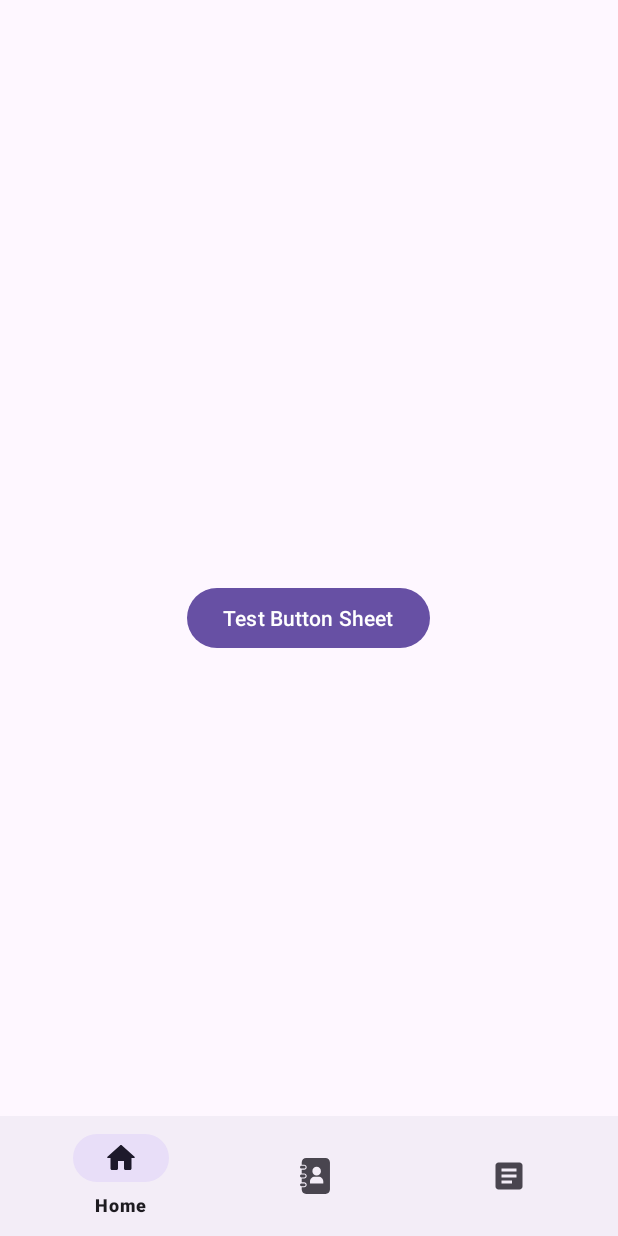
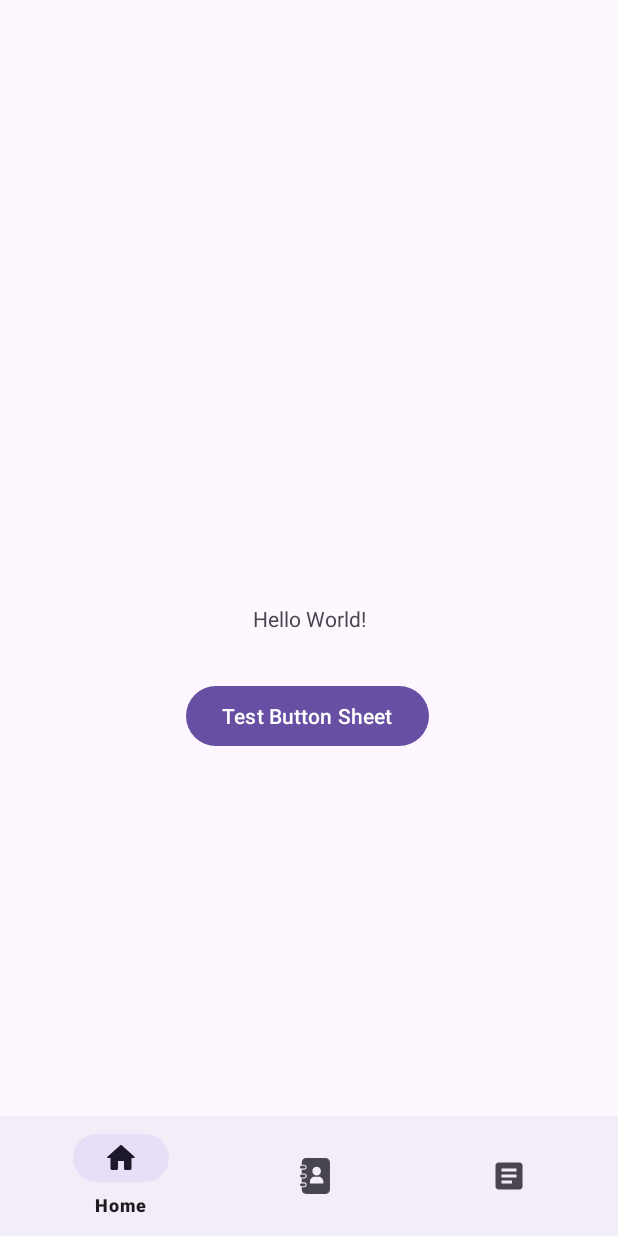
Before and after one commit to EmergenZ-Team/EmergenZ-Android, an Android app: the screen it shows after launch (MainActivity), on a phone screen of 412 x 824 dp. Run offline under Robolectric (Android 15) with nearby library versions, the phone set to English and light mode, and no system bars.

Commit message:
Add fragment article & fragment contact

```diff
--- /dev/null
+++ b/app/src/main/java/com/bangkit/emergenz/ui/fragment/MainFragment.kt
@@ -0,0 +1,38 @@
+package com.bangkit.emergenz.ui.fragment
+
+import android.os.Bundle
+import android.view.LayoutInflater
+import android.view.View
+import android.view.ViewGroup
+import androidx.fragment.app.Fragment
+import com.bangkit.emergenz.databinding.FragmentMainBinding
+
+class MainFragment : Fragment() {
+    private var _binding: FragmentMainBinding? = null
+    private val binding get() = _binding!!
+
+    override fun onCreateView(
+        inflater: LayoutInflater, container: ViewGroup?,
+        savedInstanceState: Bundle?
+    ): View {
+        _binding = FragmentMainBinding.inflate(inflater, container, false)
+        return binding.root
+    }
+
+    override fun onViewCreated(view: View, savedInstanceState: Bundle?) {
+        super.onViewCreated(view, savedInstanceState)
+        testButton()
+    }
+
+    private fun testButton(){
+        binding.button.setOnClickListener {
+            val bottomSheetFragment = CallPageFragment()
+            bottomSheetFragment.show(requireActivity().supportFragmentManager, "CallPageFragment")
+        }
+    }
+
+    override fun onDestroy() {
+        super.onDestroy()
+        _binding = null
+    }
+}
--- a/app/src/main/res/layout/activity_main.xml
+++ b/app/src/main/res/layout/activity_main.xml
@@ -5,6 +5,8 @@
     android:layout_width="match_parent"
     android:layout_height="match_parent"
     tools:context=".MainActivity">
+
+    <include layout="@layout/content_main" />
 
     <com.google.android.material.bottomappbar.BottomAppBar
         android:id="@+id/bottomAppBar"
@@ -24,17 +26,4 @@
 
     </com.google.android.material.bottomappbar.BottomAppBar>
 
-    <TextView
-        android:layout_width="wrap_content"
-        android:layout_height="wrap_content"
-        android:layout_gravity="center"
-        android:text="Hello World!" />
-
-    <Button
-        android:id="@+id/button"
-        android:layout_width="wrap_content"
-        android:layout_height="wrap_content"
-        android:layout_gravity="center"
-        android:text="@string/test_button_sheet" />
-
 </androidx.coordinatorlayout.widget.CoordinatorLayout>
--- /dev/null
+++ b/app/src/main/res/layout/content_main.xml
@@ -0,0 +1,20 @@
+<?xml version="1.0" encoding="utf-8"?>
+<androidx.constraintlayout.widget.ConstraintLayout
+    xmlns:android="http://schemas.android.com/apk/res/android"
+    xmlns:app="http://schemas.android.com/apk/res-auto"
+    android:layout_width="match_parent"
+    android:layout_height="match_parent"
+    app:layout_behavior="@string/appbar_scrolling_view_behavior">
+
+    <androidx.fragment.app.FragmentContainerView
+        android:id="@+id/nav_host_fragment_content_main"
+        android:name="androidx.navigation.fragment.NavHostFragment"
+        android:layout_width="0dp"
+        android:layout_height="0dp"
+        app:layout_constraintStart_toStartOf="parent"
+        app:layout_constraintEnd_toEndOf="parent"
+        app:layout_constraintTop_toTopOf="parent"
+        app:layout_constraintBottom_toBottomOf="parent"
+        app:defaultNavHost="true"
+        app:navGraph="@navigation/nav_graph" />
+</androidx.constraintlayout.widget.ConstraintLayout>
--- /dev/null
+++ b/app/src/main/res/layout/fragment_main.xml
@@ -0,0 +1,33 @@
+<?xml version="1.0" encoding="utf-8"?>
+<androidx.constraintlayout.widget.ConstraintLayout xmlns:android="http://schemas.android.com/apk/res/android"
+    xmlns:app="http://schemas.android.com/apk/res-auto"
+    xmlns:tools="http://schemas.android.com/tools"
+    android:layout_width="match_parent"
+    android:layout_height="match_parent"
+    tools:context=".ui.fragment.MainFragment">
+
+    <TextView
+        android:id="@+id/textView2"
+        android:layout_width="wrap_content"
+        android:layout_height="wrap_content"
+        android:layout_gravity="center"
+        android:text="Hello World!"
+        app:layout_constraintBottom_toBottomOf="parent"
+        app:layout_constraintEnd_toEndOf="parent"
+        app:layout_constraintStart_toStartOf="parent"
+        app:layout_constraintTop_toTopOf="parent" />
+
+    <Button
+        android:id="@+id/button"
+        android:layout_width="wrap_content"
+        android:layout_height="wrap_content"
+        android:layout_gravity="center"
+        android:text="@string/test_button_sheet"
+        app:layout_constraintBottom_toBottomOf="parent"
+        app:layout_constraintEnd_toEndOf="parent"
+        app:layout_constraintHorizontal_bias="0.497"
+        app:layout_constraintStart_toStartOf="parent"
+        app:layout_constraintTop_toTopOf="parent"
+        app:layout_constraintVertical_bias="0.584" />
+
+</androidx.constraintlayout.widget.ConstraintLayout>
--- /dev/null
+++ b/app/src/main/res/navigation/nav_graph.xml
@@ -0,0 +1,24 @@
+<?xml version="1.0" encoding="utf-8"?>
+<navigation xmlns:android="http://schemas.android.com/apk/res/android"
+    xmlns:app="http://schemas.android.com/apk/res-auto"
+    xmlns:tools="http://schemas.android.com/tools"
+    android:id="@+id/nav_graph"
+    app:startDestination="@id/mainFragment">
+
+    <fragment
+        android:id="@+id/contactFragment"
+        android:name="com.bangkit.emergenz.ui.fragment.ContactFragment"
+        android:label="fragment_contact"
+        tools:layout="@layout/fragment_contact" />
+    <fragment
+        android:id="@+id/mainFragment"
+        android:name="com.bangkit.emergenz.ui.fragment.MainFragment"
+        android:label="fragment_main"
+        tools:layout="@layout/fragment_main" >
+    </fragment>
+    <fragment
+        android:id="@+id/articleFragment"
+        android:name="com.bangkit.emergenz.ui.fragment.ArticleFragment"
+        android:label="fragment_article"
+        tools:layout="@layout/fragment_article" />
+</navigation>
--- a/app/src/main/res/values/strings.xml
+++ b/app/src/main/res/values/strings.xml
@@ -2,9 +2,12 @@
     <string name="app_name">EmergenZ</string>
     <string name="icon_call">Panggil</string>
     <string name="icon_telp_card">Ikon Darurat</string>
+    <string name="icon_article_card">Ikon Artikel</string>
     <string name="icon_bar">Icon bar</string>
     <string name="test_button_sheet">Test Button Sheet</string>
     <string name="label_call">Home</string>
     <string name="label_contact">Contact</string>
     <string name="label_article">Article</string>
+    <string name="fragment_contact">Fragment Contact</string>
+    <string name="fragment_article">Fragment Article</string>
 </resources>
```
Also changed, not shown: app/src/main/java/com/bangkit/emergenz/MainActivity.kt (+4 -12 lines), app/src/main/java/com/bangkit/emergenz/ui/fragment/ArticleFragment.kt (added, +30 -0 lines), app/src/main/java/com/bangkit/emergenz/ui/fragment/ContactFragment.kt (added, +30 -0 lines), app/src/main/res/layout/card_article.xml (added, +59 -0 lines), app/src/main/res/layout/fragment_article.xml (added, +28 -0 lines), app/src/main/res/layout/fragment_contact.xml (added, +28 -0 lines).
